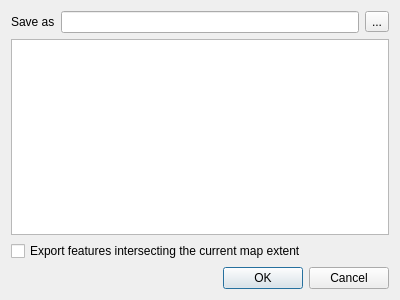
Before: the Qt Designer form src/ui/qgskmlexportdialogbase.ui in kadas-albireo/kadas-albireo, drawn with Qt 5.
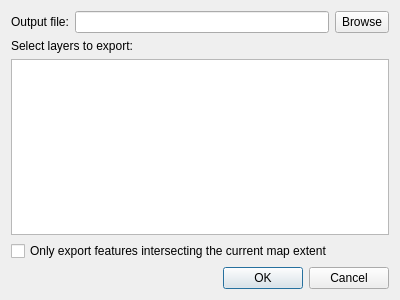
After: the same form once the commit is applied.

Commit message: Polish KML export

Diff of the .ui file:
```diff
--- a/src/ui/qgskmlexportdialogbase.ui
+++ b/src/ui/qgskmlexportdialogbase.ui
@@ -14,14 +14,17 @@
    <string>KML export</string>
   </property>
   <layout class="QGridLayout" name="gridLayout">
-   <item row="2" column="0">
+   <item row="0" column="1">
+    <widget class="QLineEdit" name="mFileLineEdit"/>
+   </item>
+   <item row="3" column="0" colspan="3">
     <widget class="QCheckBox" name="mMapExtentCheckBox">
      <property name="text">
-      <string>Export features intersecting the current map extent</string>
+      <string>Only export features intersecting the current map extent</string>
      </property>
     </widget>
    </item>
-   <item row="3" column="0">
+   <item row="4" column="0" colspan="3">
     <widget class="QDialogButtonBox" name="buttonBox">
      <property name="orientation">
       <enum>Qt::Horizontal</enum>
@@ -31,29 +34,35 @@
      </property>
     </widget>
    </item>
+   <item row="2" column="0" colspan="3">
+    <widget class="QListWidget" name="mLayerListWidget"/>
+   </item>
    <item row="0" column="0">
-    <layout class="QHBoxLayout" name="horizontalLayout">
-     <item>
       <widget class="QLabel" name="mSaveAsLabel">
        <property name="text">
-        <string>Save as</string>
+      <string>Output file:</string>
        </property>
       </widget>
      </item>
-     <item>
-      <widget class="QLineEdit" name="mFileLineEdit"/>
-     </item>
-     <item>
+   <item row="0" column="2">
       <widget class="QToolButton" name="mFileSelectionButton">
+     <property name="sizePolicy">
+      <sizepolicy hsizetype="Fixed" vsizetype="MinimumExpanding">
+       <horstretch>0</horstretch>
+       <verstretch>0</verstretch>
+      </sizepolicy>
+     </property>
        <property name="text">
-        <string>...</string>
+      <string>Browse</string>
        </property>
       </widget>
      </item>
-    </layout>
-   </item>
-   <item row="1" column="0">
-    <widget class="QListWidget" name="mLayerListWidget"/>
+   <item row="1" column="0" colspan="3">
+    <widget class="QLabel" name="label">
+     <property name="text">
+      <string>Select layers to export:</string>
+     </property>
+    </widget>
    </item>
   </layout>
  </widget>
```
Lines whose indentation alone changed are shown as unchanged. The commit also changes 5 other files.
